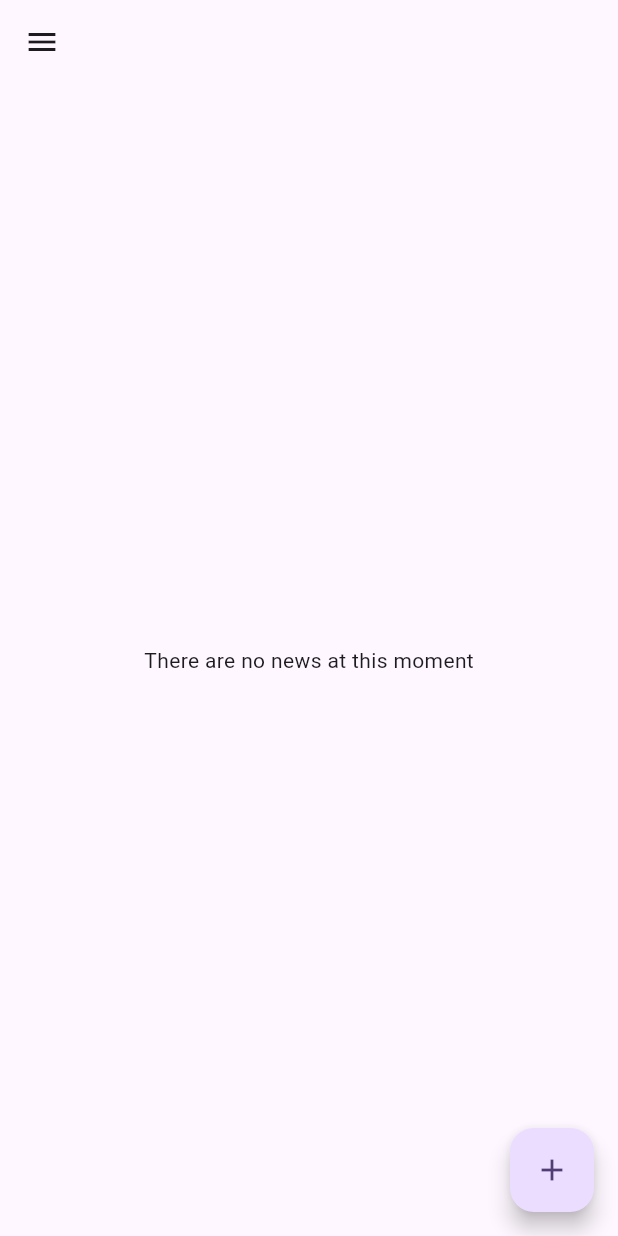
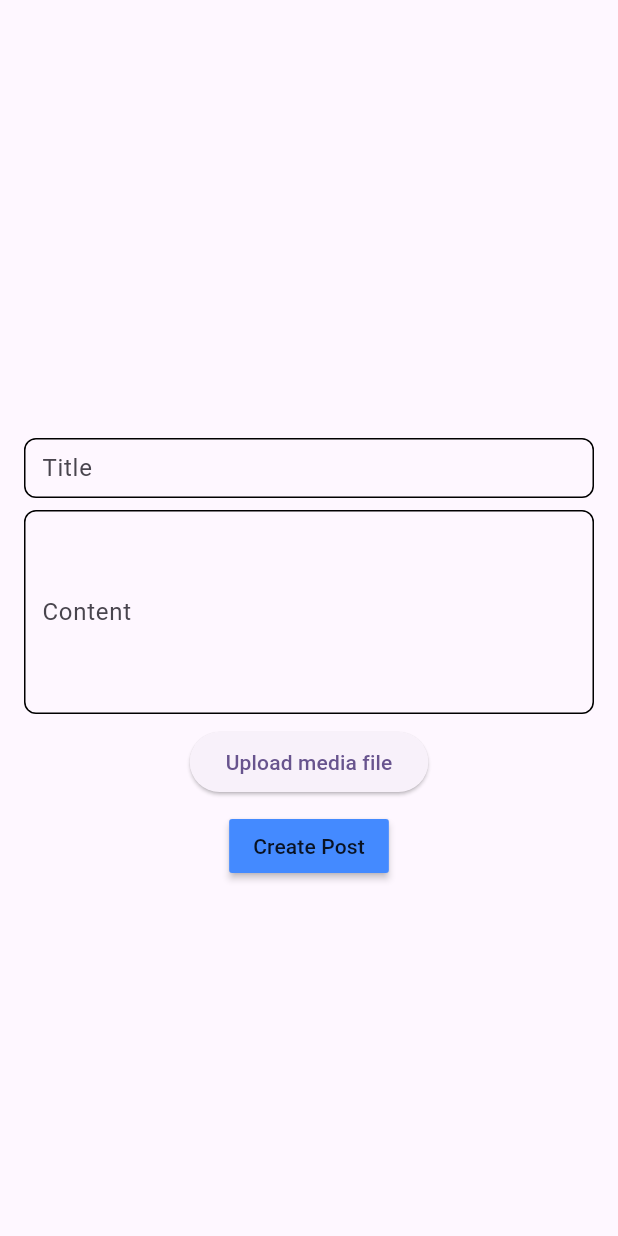
Before and after one commit to gerripro/sintez_test, a Flutter app: the screen it shows after launch, after a tap on the "add" icon, on a phone screen of 412 x 824 dp. Run offline on Flutter 3.47's test engine with Material 3 defaults, Android fonts, the phone set to English and light mode, and no system bars; our stand-ins replace flutter_mobx, get_it, go_router, injectable, logger, mobx and 1 more; accounts and stored records are empty; generated files the repository leaves out were written again.

Commit message:
creation page implemented

```diff
--- /dev/null
+++ b/lib/modules/feed/errors/field_validation_error.dart
@@ -0,0 +1 @@
+class FieldValidationError implements Exception {}
--- /dev/null
+++ b/lib/modules/feed/services/post_creation_service.dart
@@ -0,0 +1,5 @@
+import 'package:uuid/uuid.dart';
+
+class PostCreationService {
+  final uuid = const Uuid();
+}
--- a/lib/modules/feed/view_models/feed_vm.dart
+++ b/lib/modules/feed/view_models/feed_page_vm.dart
@@ -2,17 +2,18 @@ import 'package:go_router/go_router.dart';
 import 'package:mobx/mobx.dart';
 import 'package:sintez_test/modules/feed/models/post_dto.dart';
 import 'package:sintez_test/modules/feed/repositories/post_repository.dart';
+import 'package:sintez_test/modules/navigation/constants/routes.dart';
 import 'package:sintez_test/shared/utils/logger/logger.dart';
 
-part 'feed_vm.g.dart';
+part 'feed_page_vm.g.dart';
 
-class FeedViewModel = _FeedViewModel with _$FeedViewModel;
+class FeedPageViewModel = _FeedPageViewModel with _$FeedPageViewModel;
 
-abstract class _FeedViewModel with Store {
+abstract class _FeedPageViewModel with Store {
   final GoRouter router;
   final PostRepository repository;
 
-  _FeedViewModel({required this.repository, required this.router}) {
+  _FeedPageViewModel({required this.repository, required this.router}) {
     getPosts();
   }
 
@@ -49,4 +50,8 @@ abstract class _FeedViewModel with Store {
       _postsFetching = false;
     }
   }
+
+  void openPostCreation() {
+    router.push(RoutePath.createPost);
+  }
 }
--- a/lib/modules/feed/widgets/feed.dart
+++ /dev/null
@@ -1,39 +0,0 @@
-import 'package:flutter/material.dart';
-import 'package:flutter_mobx/flutter_mobx.dart';
-import 'package:sintez_test/modules/feed/view_models/feed_vm.dart';
-import 'package:sintez_test/modules/feed/widgets/feed_list_item.dart';
-
-class Feed extends StatelessWidget {
-  final FeedViewModel viewModel;
-
-  const Feed({Key? key, required this.viewModel}) : super(key: key);
-
-  @override
-  Widget build(BuildContext context) {
-    return SafeArea(
-      top: false,
-      child: Scaffold(
-        body: Observer(builder: (context) {
-          var posts = viewModel.posts;
-          if (viewModel.postsFetching) return const CircularProgressIndicator();
-          if (viewModel.posts.isEmpty) {
-            return const Center(
-                child: Text("There are no news at this moment"));
-          }
-          return ListView.builder(
-            itemCount: posts.length,
-            padding: const EdgeInsets.symmetric(vertical: 8),
-            itemBuilder: (context, index) {
-              var post = posts[index];
-              return FeedListItem(post: post);
-            },
-          );
-        }),
-        floatingActionButton: FloatingActionButton(
-          onPressed: () {},
-          child: const Icon(Icons.add),
-        ),
-      ),
-    );
-  }
-}
--- a/lib/modules/feed/widgets/feed_list_item.dart
+++ b/lib/modules/feed/widgets/feed_list_item.dart
@@ -11,14 +11,16 @@ class FeedListItem extends StatelessWidget {
   @override
   Widget build(BuildContext context) {
     return Column(
+      crossAxisAlignment: CrossAxisAlignment.start,
       children: [
-        Text(post.title),
+        Text(post.title, maxLines: 1, overflow: TextOverflow.ellipsis),
+        Text("Posted on: ${post.datePosted}"),
         Container(
           height: 50,
-          width: 50,
+          width: double.infinity,
           color: Colors.blue,
         ),
-        Text(post.content),
+        Text(post.content, maxLines: 2, overflow: TextOverflow.ellipsis),
         Observer(builder: (context) {
           return InkWell(
             onTap: () {},
@@ -34,7 +36,6 @@ class FeedListItem extends StatelessWidget {
             ),
           );
         }),
-        Text("Posted on: ${post.datePosted}"),
       ],
     );
   }
--- /dev/null
+++ b/lib/modules/feed/widgets/feed_page.dart
@@ -0,0 +1,42 @@
+import 'package:flutter/material.dart';
+import 'package:flutter_mobx/flutter_mobx.dart';
+import 'package:sintez_test/modules/feed/view_models/feed_page_vm.dart';
+import 'package:sintez_test/modules/feed/widgets/feed_list_item.dart';
+import 'package:sintez_test/shared/constants/spacings.dart';
+
+class FeedPage extends StatelessWidget {
+  final FeedPageViewModel viewModel;
+
+  const FeedPage({Key? key, required this.viewModel}) : super(key: key);
+
+  @override
+  Widget build(BuildContext context) {
+    return Scaffold(
+      body: SafeArea(
+        child: Observer(builder: (context) {
+          var posts = viewModel.posts;
+          if (viewModel.postsFetching) return const CircularProgressIndicator();
+          if (viewModel.posts.isEmpty) {
+            return const Center(
+                child: Text("There are no news at this moment"));
+          }
+          return ListView.separated(
+            itemCount: posts.length,
+            padding: const EdgeInsets.all(Spacings.small),
+            separatorBuilder: (context, index) {
+              return const SizedBox(height: Spacings.small);
+            },
+            itemBuilder: (context, index) {
+              var post = posts[index];
+              return FeedListItem(post: post);
+            },
+          );
+        }),
+      ),
+      floatingActionButton: FloatingActionButton(
+        onPressed: () => viewModel.openPostCreation(),
+        child: const Icon(Icons.add),
+      ),
+    );
+  }
+}
--- /dev/null
+++ b/lib/modules/feed/widgets/post_creation_page.dart
@@ -0,0 +1,67 @@
+import 'package:flutter/material.dart';
+import 'package:sintez_test/modules/feed/errors/field_validation_error.dart';
+import 'package:sintez_test/modules/feed/view_models/post_creation_page_vm.dart';
+import 'package:sintez_test/shared/constants/spacings.dart';
+import 'package:sintez_test/shared/utils/notifiers/snackbars.dart';
+import 'package:sintez_test/shared/widgets/input_fields/text_form_field.dart';
+
+class PostCreationPage extends StatelessWidget {
+  final PostCreationPageViewModel viewModel;
+
+  const PostCreationPage({Key? key, required this.viewModel}) : super(key: key);
+
+  @override
+  Widget build(BuildContext context) {
+    return Scaffold(
+      body: SafeArea(
+        child: Center(
+          child: SingleChildScrollView(
+            child: Form(
+              key: viewModel.postCreationFormKey,
+              child: Container(
+                padding: const EdgeInsets.symmetric(horizontal: Spacings.medium),
+                child: Column(
+                  children: [
+                    STextFormField(
+                      controller: viewModel.titleController,
+                      labelText: "Title",
+                      validator: (value) {
+                        if (value == null || value.isEmpty) {
+                          return "This field is mandatory";
+                        }
+                        return null;
+                      },
+                    ),
+                    const SizedBox(height: Spacings.small),
+                    STextFormField(
+                      controller: viewModel.contentController,
+                      labelText: "Content",
+                      maxLines: 5,
+                    ),
+                    const SizedBox(height: Spacings.small),
+                    ElevatedButton(
+                        onPressed: () {}, child: const Text("Upload media file")),
+                    const SizedBox(height: Spacings.small),
+                    MaterialButton(
+                      onPressed: () async {
+                        try {
+                          await viewModel.tryCreatePost();
+                        } catch (e) {
+                          if (e is FieldValidationError) {
+                            SnackBars.callRegularSnackBar(context: context, text: "Please fill in the required fields");
+                          }
+                        }
+                      },
+                      color: Colors.blueAccent,
+                      child: const Text("Create Post"),
+                    ),
+                  ],
+                ),
+              ),
+            ),
+          ),
+        ),
+      ),
+    );
+  }
+}
--- a/lib/modules/navigation/constants/routes.dart
+++ b/lib/modules/navigation/constants/routes.dart
@@ -1,7 +1,7 @@
 abstract class RoutePath {
   static const String feed = '/feed';
   static const String readPost = '/feed/post';
-  static const String createPost = '/createPost';
+  static const String createPost = '/feed/createPost';
 }
 abstract class RouteName {
   static const String feed = 'feed';
--- a/lib/modules/navigation/router/app_router.dart
+++ b/lib/modules/navigation/router/app_router.dart
@@ -14,14 +14,29 @@ final GoRouter _router = GoRouter(
               name: RouteName.feed,
               path: RoutePath.feed,
               builder: (BuildContext context, GoRouterState state) {
-              return Feed(
-                  viewModel: FeedViewModel(
+                return FeedPage(
+                    viewModel: FeedPageViewModel(
                         router: _router,
                         repository: PostRepository(
                             postDao: PostDaoSqfliteImpl(
                                 database: ioc<SDatabase>().instance))));
               },
+              routes: [
+                GoRoute(
+                  name: RouteName.createPost,
+                  path: RouteName.createPost,
+                  builder: (context, state) {
+                    return PostCreationPage(
+                        viewModel: PostCreationPageViewModel(
+                            router: _router,
+                            uuidGenerator: UuidGenerator(),
+                            repository: PostRepository(
+                                postDao: PostDaoSqfliteImpl(
+                                    database: ioc<SDatabase>().instance))));
+                  },
+                )
+              ]),
+        ]
 ),
-        ]),
   ],
 );
--- a/lib/modules/navigation/widgets/shell_navigation_page.dart
+++ b/lib/modules/navigation/widgets/shell_navigation_page.dart
@@ -1,5 +1,5 @@
 import 'package:flutter/material.dart';
-import 'package:flutter_mobx/flutter_mobx.dart';
+// import 'package:flutter_mobx/flutter_mobx.dart';
 import 'package:sintez_test/modules/navigation/view_models/shell_navigation_vm.dart';
 
 class ShellNavigationPage extends StatelessWidget {
@@ -14,41 +14,41 @@ class ShellNavigationPage extends StatelessWidget {
   Widget build(BuildContext context) {
     return Scaffold(
       appBar: AppBar(
-        leading: Observer(builder: (context) {
-          return IconButton(
-            onPressed: () {
-              viewModel.openDrawer(context);
-            },
-            icon: Icon(Icons.menu),
-          );
-        }),
+        // leading: Observer(builder: (context) {
+        //   return IconButton(
+        //     onPressed: () {
+        //       viewModel.openDrawer(context);
+        //     },
+        //     icon: Icon(Icons.menu),
+        //   );
+        // }),
       ),
-      drawer: Drawer(
-        elevation: 0,
-        shape: const RoundedRectangleBorder(),
-        child: SafeArea(
-          child: Container(
-            child: SingleChildScrollView(
-              child: Padding(
-                padding: const EdgeInsets.all(16.0),
-                child: Column(
-                  crossAxisAlignment: CrossAxisAlignment.start,
-                  children: [
-                    InkWell(
-                      onTap: () => viewModel.openPage1(),
-                      child: Text("page1"),
-                    ),
-                    InkWell(
-                      onTap: () => viewModel.openPage2(),
-                      child: Text("page2"),
-                    )
-                  ],
-                ),
-              ),
-            ),
-          ),
-        ),
-      ),
+      // drawer: Drawer(
+      //   elevation: 0,
+      //   shape: const RoundedRectangleBorder(),
+      //   child: SafeArea(
+      //     child: Container(
+      //       child: SingleChildScrollView(
+      //         child: Padding(
+      //           padding: const EdgeInsets.all(16.0),
+      //           child: Column(
+      //             crossAxisAlignment: CrossAxisAlignment.start,
+      //             children: [
+      //               InkWell(
+      //                 onTap: () => viewModel.openPage1(),
+      //                 child: Text("page1"),
+      //               ),
+      //               InkWell(
+      //                 onTap: () => viewModel.openPage2(),
+      //                 child: Text("page2"),
+      //               )
+      //             ],
+      //           ),
+      //         ),
+      //       ),
+      //     ),
+      //   ),
+      // ),
       body: child,
     );
   }
--- /dev/null
+++ b/lib/shared/constants/spacings.dart
@@ -0,0 +1,5 @@
+abstract class Spacings {
+  static const double small = 8;
+  static const double medium = 16;
+  static const double large = 24;
+}
--- /dev/null
+++ b/lib/shared/utils/notifiers/snackbars.dart
@@ -0,0 +1,21 @@
+
+import 'package:flutter/material.dart';
+import 'package:sintez_test/shared/constants/spacings.dart';
+
+abstract class SnackBars {
+  static void callRegularSnackBar(
+      {required BuildContext context, required String text, Key? key}) {
+    ScaffoldMessenger.of(context)
+        .showSnackBar(_regularSnackbar(key,text));
+  }
+
+  static SnackBar _regularSnackbar(Key? key, String text) {
+    return SnackBar(
+      key: key,
+      padding: const EdgeInsets.symmetric(horizontal: Spacings.medium),
+      elevation: 4,
+      content: Text(text),
+      showCloseIcon: true,
+    );
+  }
+}
--- /dev/null
+++ b/lib/shared/widgets/input_fields/text_form_field.dart
@@ -0,0 +1,60 @@
+import 'package:flutter/material.dart';
+
+class STextFormField extends StatelessWidget {
+  final TextEditingController? controller;
+  final String? Function(String?)? validator;
+  final Function(String?)? onFieldSubmit;
+  final String? hint;
+  final bool expands;
+  final TextInputType? keyboardType;
+  final bool enabled;
+  final bool obscureText;
+  final String? labelText;
+  final int? maxLines;
+  final int? minLines;
+
+  const STextFormField(
+      {Key? key,
+      this.controller,
+      this.validator,
+      this.onFieldSubmit,
+      this.hint,
+      this.expands = false,
+      this.keyboardType,
+      this.enabled = true,
+      this.obscureText = false,
+      this.labelText,
+      this.maxLines = 1,
+      this.minLines})
+      : super(key: key);
+
+  @override
+  Widget build(BuildContext context) {
+    const BorderRadius borderRadius = BorderRadius.all(Radius.circular(8));
+    return TextFormField(
+        controller: controller,
+        validator: validator,
+        keyboardType: keyboardType,
+        expands: expands,
+        enabled: enabled,
+        onFieldSubmitted: onFieldSubmit,
+        obscureText: obscureText,
+        maxLines: maxLines,
+        minLines: minLines,
+        decoration: InputDecoration(
+          hintText: hint,
+          alignLabelWithHint: false,
+          labelText: labelText,
+          isCollapsed: true,
+          contentPadding:
+              const EdgeInsets.symmetric(horizontal: 8, vertical: 8),
+          enabledBorder: const OutlineInputBorder(
+              borderSide: BorderSide(), borderRadius: borderRadius),
+          errorBorder: const OutlineInputBorder(
+              borderRadius: borderRadius, borderSide: BorderSide()),
+          errorStyle: const TextStyle(color: Colors.red),
+          border: const OutlineInputBorder(
+              borderSide: BorderSide(), borderRadius: borderRadius),
+        ));
+  }
+}
--- a/pubspec.yaml
+++ b/pubspec.yaml
@@ -43,6 +43,7 @@ dependencies:
   mobx: ^2.3.3+2
   path: ^1.9.0
   sqflite: ^2.3.3+1
+  uuid: ^4.5.0
 
 dev_dependencies:
   flutter_test:
```
Also changed, not shown: lib/modules/feed/view_models/post_creation_page_vm.dart (added, +48 -0 lines), lib/modules/navigation/router/navigation_register_module.dart (+5 -2 lines), lib/shared/utils/helpers/uuid_generator.dart (added, +7 -0 lines), lib/modules/feed/view_models/feed_page_vm.g.dart, lib/modules/feed/view_models/post_creation_page_vm.g.dart (added), pubspec.lock. Lines whose indentation alone changed are shown as unchanged.
